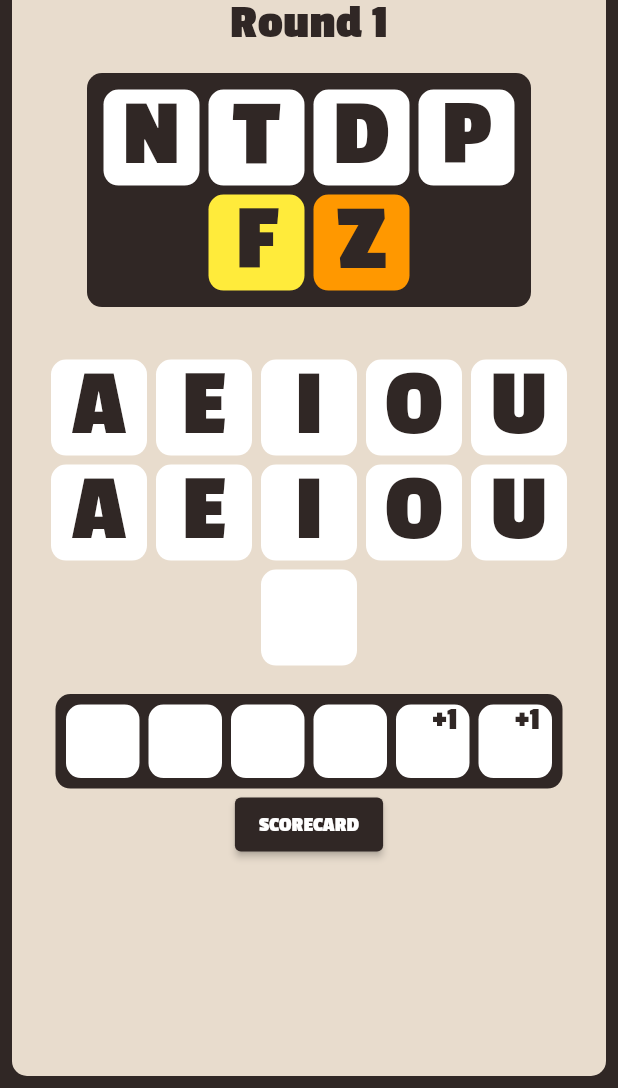
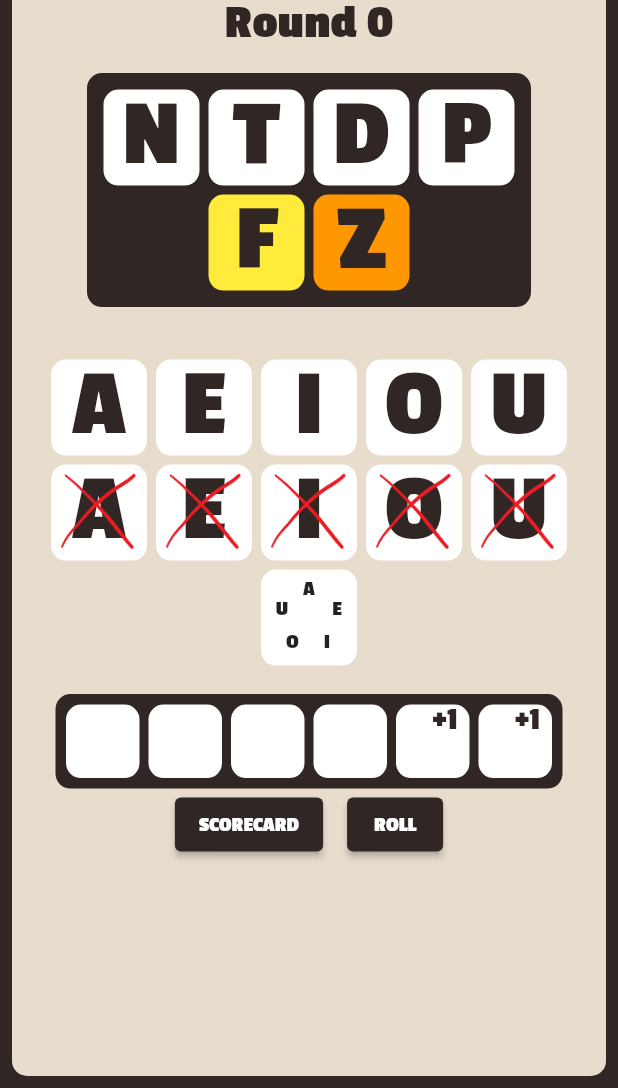
Before and after one commit to CourtneyOB/word_up, a Flutter app: the screen it shows after launch, on a phone screen of 412 x 824 dp, the part 148-1236 px from its top. Run offline on Flutter 3.47's test engine with Material 2 defaults, Android fonts, the phone set to English and light mode, and no system bars; our stand-ins replace flutter_riverpod.

Commit message:
model initial implementation

```diff
--- a/lib/main.dart
+++ b/lib/main.dart
@@ -1,14 +1,16 @@
 import 'package:flutter/material.dart';
-import 'package:word_up/model/current_game.dart';
 import 'package:flutter_riverpod/flutter_riverpod.dart';
+import 'package:word_up/model/round.dart';
 import 'package:word_up/data_provider.dart';
 import 'package:word_up/screens/main_screen.dart';
 
 double screenHeight(BuildContext context) => MediaQuery.of(context).size.height;
 double screenWidth(BuildContext context) => MediaQuery.of(context).size.width;
 
-final dataProvider = StateNotifierProvider<DataProvider, CurrentGame>(
-    (ref) => DataProvider(CurrentGame()));
+enum BoxDecor { negative, multiLetter, bonus, total }
+
+final dataProvider =
+    StateNotifierProvider<DataProvider, List<Round>>((ref) => DataProvider());
 
 void main() {
   runApp(const ProviderScope(child: MyApp()));
@@ -21,7 +23,9 @@
   Widget build(BuildContext context) {
     return MaterialApp(
       title: 'Word up',
-      theme: ThemeData(fontFamily: 'PassionOne'),
+      theme: ThemeData(
+        fontFamily: 'PassionOne',
+      ),
       home: const MainScreen(),
     );
   }
--- a/lib/model/current_game.dart
+++ /dev/null
@@ -1 +0,0 @@
-class CurrentGame {}
--- /dev/null
+++ b/lib/model/dice_value.dart
@@ -0,0 +1,6 @@
+class DiceValue {
+  int score;
+  String letter;
+
+  DiceValue(this.score, this.letter);
+}
--- /dev/null
+++ b/lib/model/round.dart
@@ -0,0 +1,9 @@
+import 'package:word_up/model/dice_value.dart';
+
+class Round {
+  List<DiceValue> diceRoll;
+  String? entry;
+  int score;
+
+  Round(this.diceRoll) : score = 0;
+}
--- a/lib/widgets/bottom_bar.dart
+++ b/lib/widgets/bottom_bar.dart
@@ -1,21 +1,39 @@
 import 'package:flutter/material.dart';
+import 'package:flutter_riverpod/flutter_riverpod.dart';
 import 'package:word_up/constants.dart';
+import 'package:word_up/main.dart';
 import 'package:word_up/widgets/score_card/score_card.dart';
 
-class BottomBar extends StatelessWidget {
+class BottomBar extends ConsumerWidget {
   const BottomBar({Key? key}) : super(key: key);
 
   @override
-  Widget build(BuildContext context) {
+  Widget build(BuildContext context, WidgetRef ref) {
     return Row(
       mainAxisAlignment: MainAxisAlignment.center,
       children: [
-        ElevatedButton(
-          style: ElevatedButton.styleFrom(backgroundColor: kBorderColour),
-          onPressed: () => _showScorecard(context),
-          child: const Text(
-            'SCORECARD',
-            style: TextStyle(color: Colors.white),
+        Padding(
+          padding: const EdgeInsets.symmetric(horizontal: 8.0),
+          child: ElevatedButton(
+            style: ElevatedButton.styleFrom(backgroundColor: kBorderColour),
+            onPressed: () => _showScorecard(context),
+            child: const Text(
+              'SCORECARD',
+              style: TextStyle(color: Colors.white),
+            ),
+          ),
+        ),
+        Padding(
+          padding: const EdgeInsets.symmetric(horizontal: 8.0),
+          child: ElevatedButton(
+            style: ElevatedButton.styleFrom(backgroundColor: kBorderColour),
+            onPressed: () {
+              ref.read(dataProvider.notifier).newRound();
+            },
+            child: const Text(
+              'ROLL',
+              style: TextStyle(color: Colors.white),
+            ),
           ),
         )
       ],
--- a/lib/widgets/top_bar.dart
+++ b/lib/widgets/top_bar.dart
@@ -1,14 +1,15 @@
 import 'package:flutter/material.dart';
+import 'package:flutter_riverpod/flutter_riverpod.dart';
 import 'package:word_up/constants.dart';
 import 'package:word_up/main.dart';
 
-class TopBar extends StatelessWidget {
+class TopBar extends ConsumerWidget {
   const TopBar({Key? key}) : super(key: key);
 
   final int roundNumber = 1;
 
   @override
-  Widget build(BuildContext context) {
+  Widget build(BuildContext context, WidgetRef ref) {
     return Padding(
       padding: const EdgeInsets.only(top: 8.0),
       child: Column(
@@ -27,7 +28,7 @@
             height: screenHeight(context) * 0.04,
             child: FittedBox(
               child: Text(
-                'Round $roundNumber',
+                'Round ${ref.watch(dataProvider).length}',
                 style: kTitleFont,
                 textAlign: TextAlign.center,
               ),
```
Also changed, not shown: lib/data_provider.dart (+31 -3 lines), lib/model/dice.dart (added, +7 -0 lines).
